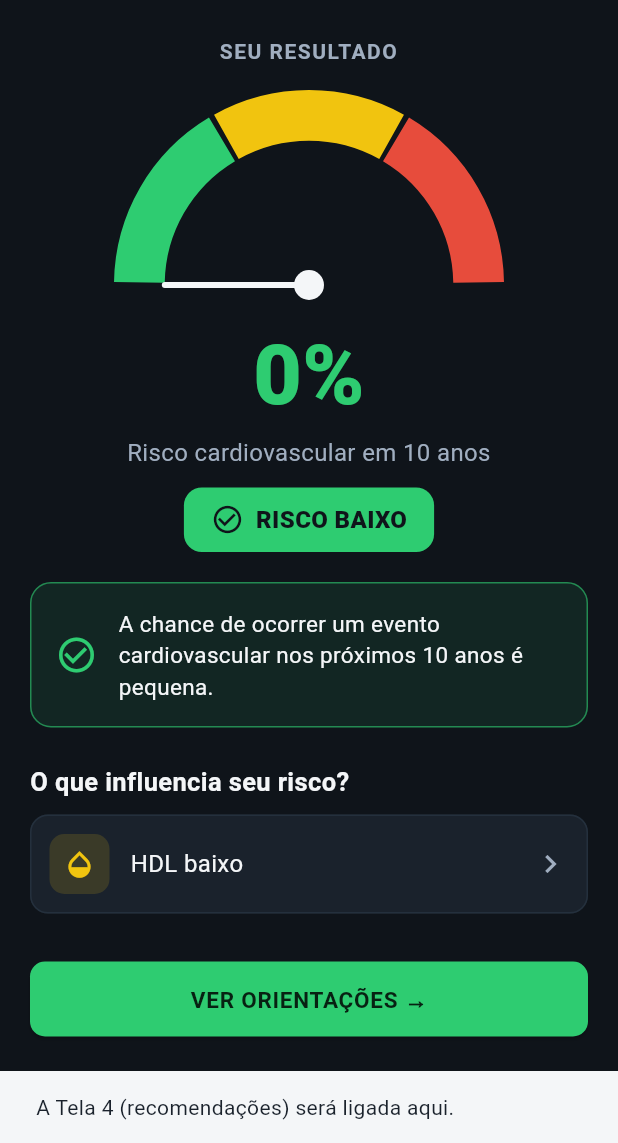
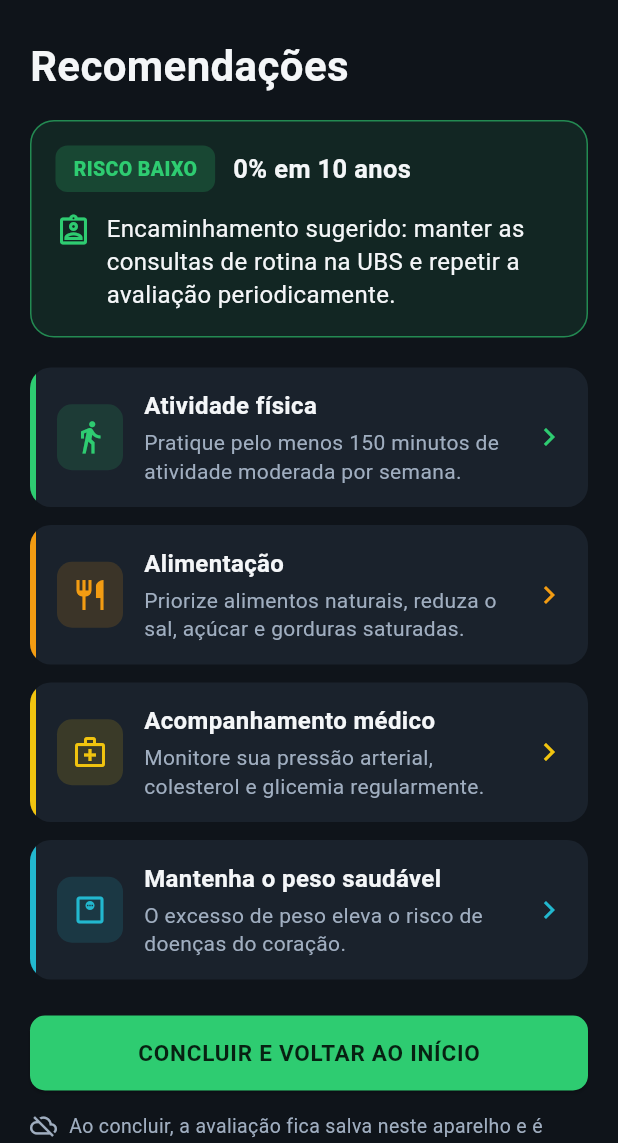
Before and after one commit to VictorUnit2901/CardioRisco, a Flutter app: the ResultadoScreen screen opened directly with empty values, after a tap on "VER ORIENTAÇÕES →", on a phone screen of 412 x 824 dp, the part 93-1236 px from its top. Run offline on Flutter 3.47's test engine with Material 3 defaults, Android fonts, the phone set to English and light mode, and no system bars; our stand-ins replace cloud_firestore, connectivity_plus, firebase_auth, firebase_core, shared_preferences; accounts and stored records are empty.

Commit message:
feat: tela 4 com recomendacoes e conclusao da avaliacao na fila local

```diff
--- /dev/null
+++ b/lib/presentation/avaliacao/recomendacoes_screen.dart
@@ -0,0 +1,378 @@
+import 'dart:async';
+
+import 'package:flutter/material.dart';
+
+import '../../core/theme/app_theme.dart';
+import '../../data/local/local_storage_service.dart';
+import '../../data/remote/sync_service.dart';
+import '../../domain/models/avaliacao_model.dart';
+import '../../domain/models/enums_avaliacao.dart';
+import '../../domain/models/recomendacao.dart';
+import '../../domain/services/gerador_recomendacoes.dart';
+import 'widgets/cabecalho_avaliacao.dart';
+import 'widgets/estilo_risco.dart';
+
+/// Tela 4 do fluxo principal: encaminhamento e recomendações
+/// personalizadas. O botão "Concluir" salva a avaliação na fila do
+/// aparelho (para ser enviada no Wi-Fi) e apaga o rascunho.
+///
+/// Ao concluir, fecha com o resultado `true`. A Tela 3 e o formulário
+/// usam isso para fechar também e voltar ao início.
+class RecomendacoesScreen extends StatefulWidget {
+  const RecomendacoesScreen({
+    super.key,
+    required this.avaliacao,
+    this.armazenamento,
+    this.enviarPendentes,
+  });
+
+  /// Avaliação já calculada (com resultado).
+  final AvaliacaoModel avaliacao;
+
+  /// Onde salvar a avaliação. Os testes passam um armazenamento próprio.
+  final LocalStorageService? armazenamento;
+
+  /// Tenta enviar a fila ao Firestore logo depois de salvar. Se for null,
+  /// usa o SyncService do João. Os testes passam uma função falsa.
+  final Future<void> Function()? enviarPendentes;
+
+  @override
+  State<RecomendacoesScreen> createState() => _RecomendacoesScreenState();
+}
+
+class _RecomendacoesScreenState extends State<RecomendacoesScreen> {
+  bool _salvando = false;
+
+  Future<void> _concluir() async {
+    setState(() => _salvando = true);
+    final armazenamento = widget.armazenamento ?? LocalStorageService();
+    // Uma avaliação nova ainda está como rascunho. Se já estava salva,
+    // é uma edição vinda do histórico: aí o rascunho (de outra
+    // avaliação em andamento) não pode ser apagado.
+    final ehNova = widget.avaliacao.statusSync == StatusSincronizacao.rascunho;
+
+    try {
+      await armazenamento.salvarAvaliacaoNaFila(widget.avaliacao);
+      if (ehNova) {
+        await armazenamento.limparRascunho();
+      }
+    } catch (_) {
+      if (!mounted) {
+        return;
+      }
+      setState(() => _salvando = false);
+      ScaffoldMessenger.of(context).showSnackBar(
+        const SnackBar(
+          content: Text('Não foi possível salvar a avaliação. Tente de novo.'),
+        ),
+      );
+      return;
+    }
+
+    // Não espera o envio: se não houver Wi-Fi, a avaliação fica na fila.
+    unawaited(_tentarEnviarAgora());
+
+    if (!mounted) {
+      return;
+    }
+    ScaffoldMessenger.of(context).showSnackBar(
+      const SnackBar(
+        content: Text(
+          'Avaliação salva neste aparelho. Será enviada quando houver Wi-Fi.',
+        ),
+      ),
+    );
+    Navigator.of(context).pop(true);
+  }
+
+  Future<void> _tentarEnviarAgora() async {
+    try {
+      final enviar = widget.enviarPendentes;
+      if (enviar != null) {
+        await enviar();
+      } else {
+        await SyncService().sincronizarPendentes();
+      }
+    } catch (_) {
+      // Sem Firebase, sem login ou sem rede: a avaliação continua na fila
+      // e o SyncService envia depois.
+    }
+  }
+
+  @override
+  Widget build(BuildContext context) {
+    final resultado = widget.avaliacao.resultado;
+    if (resultado == null) {
+      return const Scaffold(
+        body: Center(child: Text('Esta avaliação ainda não tem resultado.')),
+      );
+    }
+
+    final recomendacoes = const GeradorRecomendacoes().gerar(widget.avaliacao);
+    final encaminhamento = recomendacoes
+        .where((r) => r.tipo == TipoRecomendacao.encaminhamento)
+        .firstOrNull;
+    final estiloDeVida = recomendacoes
+        .where((r) => r.tipo == TipoRecomendacao.estiloDeVida)
+        .toList();
+
+    return Scaffold(
+      body: SafeArea(
+        child: SingleChildScrollView(
+          padding: const EdgeInsets.fromLTRB(20, 12, 20, 24),
+          child: Column(
+            crossAxisAlignment: CrossAxisAlignment.stretch,
+            children: [
+              CabecalhoAvaliacao(
+                aoVoltar: _salvando ? null : () => Navigator.of(context).pop(),
+              ),
+              const SizedBox(height: 24),
+              const Text(
+                'Recomendações',
+                style: TextStyle(
+                  color: AppTheme.textPrimary,
+                  fontSize: 28,
+                  fontWeight: FontWeight.bold,
+                ),
+              ),
+              const SizedBox(height: 16),
+              _CartaoResumo(
+                nivel: resultado.nivel,
+                percentual: resultado.percentualFormatado(),
+                encaminhamento: encaminhamento,
+              ),
+              const SizedBox(height: 20),
+              for (final recomendacao in estiloDeVida)
+                _CartaoRecomendacao(recomendacao: recomendacao),
+              const SizedBox(height: 12),
+              ElevatedButton(
+                onPressed: _salvando ? null : _concluir,
+                child: _salvando
+                    ? const SizedBox(
+                        width: 22,
+                        height: 22,
+                        child: CircularProgressIndicator(strokeWidth: 2.5),
+                      )
+                    : const Text('CONCLUIR E VOLTAR AO INÍCIO'),
+              ),
+              const SizedBox(height: 14),
+              const Row(
+                crossAxisAlignment: CrossAxisAlignment.start,
+                children: [
+                  Icon(Icons.cloud_off_outlined,
+                      color: AppTheme.textSecondary, size: 18),
+                  SizedBox(width: 8),
+                  Expanded(
+                    child: Text(
+                      'Ao concluir, a avaliação fica salva neste aparelho e é '
+                      'enviada automaticamente quando houver Wi-Fi.',
+                      style: TextStyle(
+                        color: AppTheme.textSecondary,
+                        fontSize: 13,
+                      ),
+                    ),
+                  ),
+                ],
+              ),
+            ],
+          ),
+        ),
+      ),
+    );
+  }
+}
+
+/// Cartão do topo: nível, percentual e encaminhamento sugerido.
+class _CartaoResumo extends StatelessWidget {
+  const _CartaoResumo({
+    required this.nivel,
+    required this.percentual,
+    required this.encaminhamento,
+  });
+
+  final NivelRisco nivel;
+  final String percentual;
+  final Recomendacao? encaminhamento;
+
+  @override
+  Widget build(BuildContext context) {
+    final encaminhamento = this.encaminhamento;
+    return Container(
+      padding: const EdgeInsets.all(16),
+      decoration: BoxDecoration(
+        color: nivel.cor.withValues(alpha: 0.10),
+        borderRadius: BorderRadius.circular(16),
+        border: Border.all(color: nivel.cor.withValues(alpha: 0.6)),
+      ),
+      child: Column(
+        crossAxisAlignment: CrossAxisAlignment.start,
+        children: [
+          Wrap(
+            spacing: 12,
+            runSpacing: 8,
+            crossAxisAlignment: WrapCrossAlignment.center,
+            children: [
+              Container(
+                padding: const EdgeInsets.symmetric(horizontal: 12, vertical: 6),
+                decoration: BoxDecoration(
+                  color: nivel.cor.withValues(alpha: 0.2),
+                  borderRadius: BorderRadius.circular(8),
+                ),
+                child: Text(
+                  'RISCO ${nivel.rotulo.toUpperCase()}',
+                  style: TextStyle(
+                    color: nivel.cor,
+                    fontSize: 13,
+                    fontWeight: FontWeight.w800,
+                  ),
+                ),
+              ),
+              Text(
+                '$percentual em 10 anos',
+                style: const TextStyle(
+                  fontSize: 17,
+                  fontWeight: FontWeight.bold,
+                ),
+              ),
+            ],
+          ),
+          if (encaminhamento != null) ...[
+            const SizedBox(height: 14),
+            Row(
+              crossAxisAlignment: CrossAxisAlignment.start,
+              children: [
+                Icon(
+                  encaminhamento.tema.icone,
+                  color: nivel.cor,
+                  size: 24,
+                ),
+                const SizedBox(width: 10),
+                Expanded(
+                  child: Text(
+                    '${encaminhamento.titulo}: ${encaminhamento.descricao}',
+                    style: const TextStyle(fontSize: 16, height: 1.35),
+                  ),
+                ),
+              ],
+            ),
+          ],
+        ],
+      ),
+    );
+  }
+}
+
+/// Cartão de uma recomendação de estilo de vida, com a faixa colorida
+/// à esquerda. Ao tocar, mostra a explicação completa.
+class _CartaoRecomendacao extends StatelessWidget {
+  const _CartaoRecomendacao({required this.recomendacao});
+
+  final Recomendacao recomendacao;
+
+  @override
+  Widget build(BuildContext context) {
+    final cor = recomendacao.tema.cor;
+    final borda = BorderRadius.circular(14);
+    return Padding(
+      padding: const EdgeInsets.only(bottom: 12),
+      child: Material(
+        color: AppTheme.surface,
+        borderRadius: borda,
+        clipBehavior: Clip.antiAlias,
+        child: InkWell(
+          onTap: () => _mostrarDetalhe(context),
+          child: IntrinsicHeight(
+            child: Row(
+              crossAxisAlignment: CrossAxisAlignment.stretch,
+              children: [
+                Container(width: 4, color: cor),
+                Expanded(
+                  child: Padding(
+                    padding: const EdgeInsets.all(14),
+                    child: Row(
+                      children: [
+                        Container(
+                          width: 44,
+                          height: 44,
+                          decoration: BoxDecoration(
+                            color: cor.withValues(alpha: 0.15),
+                            borderRadius: BorderRadius.circular(10),
+                          ),
+                          child: Icon(recomendacao.tema.icone, color: cor),
+                        ),
+                        const SizedBox(width: 14),
+                        Expanded(
+                          child: Column(
+                            crossAxisAlignment: CrossAxisAlignment.start,
+                            children: [
+                              Text(
+                                recomendacao.titulo,
+                                style: const TextStyle(
+                                  fontSize: 16,
+                                  fontWeight: FontWeight.bold,
+                                ),
+                              ),
+                              const SizedBox(height: 4),
+                              Text(
+                                recomendacao.descricao,
+                                style: const TextStyle(
+                                  color: AppTheme.textSecondary,
+                                  fontSize: 14,
+                                  height: 1.35,
+                                ),
+                              ),
+                            ],
+                          ),
+                        ),
+                        Icon(Icons.chevron_right, color: cor),
+                      ],
+                    ),
+                  ),
+                ),
+              ],
+            ),
+          ),
+        ),
+      ),
+    );
+  }
+
+  void _mostrarDetalhe(BuildContext context) {
+    showModalBottomSheet<void>(
+      context: context,
+      backgroundColor: AppTheme.surface,
+      showDragHandle: true,
+      builder: (context) => SafeArea(
+        child: Padding(
+          padding: const EdgeInsets.fromLTRB(20, 0, 20, 24),
+          child: Column(
+            mainAxisSize: MainAxisSize.min,
+            crossAxisAlignment: CrossAxisAlignment.start,
+            children: [
+              Row(
+                children: [
+                  Icon(recomendacao.tema.icone, color: recomendacao.tema.cor),
+                  const SizedBox(width: 10),
+                  Expanded(
+                    child: Text(
+                      recomendacao.titulo,
+                      style: const TextStyle(
+                        fontSize: 18,
+                        fontWeight: FontWeight.bold,
+                      ),
+                    ),
+                  ),
+                ],
+              ),
+              const SizedBox(height: 12),
+              Text(
+                recomendacao.detalhe,
+                style: const TextStyle(fontSize: 15, height: 1.4),
+              ),
+            ],
+          ),
+        ),
+      ),
+    );
+  }
+}
--- a/lib/presentation/avaliacao/resultado_screen.dart
+++ b/lib/presentation/avaliacao/resultado_screen.dart
@@ -6,6 +6,7 @@ import '../../domain/models/enums_avaliacao.dart';
 import '../../domain/models/fator_risco.dart';
 import '../../domain/models/resultado_risco.dart';
 import '../../domain/services/identificador_fatores.dart';
+import 'recomendacoes_screen.dart';
 import 'widgets/cabecalho_avaliacao.dart';
 import 'widgets/estilo_risco.dart';
 import 'widgets/velocimetro.dart';
@@ -117,12 +118,17 @@ class ResultadoScreen extends StatelessWidget {
     );
   }
 
-  void _verOrientacoes(BuildContext context) {
-    // PROVISÓRIO: quando a Tela 4 (recomendações) existir, este botão
-    // vai abrir a Tela 4.
-    ScaffoldMessenger.of(context).showSnackBar(
-      const SnackBar(content: Text('A Tela 4 (recomendações) será ligada aqui.')),
+  /// Abre a Tela 4. Se a avaliação for concluída lá, esta tela também
+  /// fecha, avisando o formulário com `true`.
+  Future<void> _verOrientacoes(BuildContext context) async {
+    final concluiu = await Navigator.of(context).push<bool>(
+      MaterialPageRoute(
+        builder: (_) => RecomendacoesScreen(avaliacao: avaliacao),
+      ),
     );
+    if (concluiu == true && context.mounted) {
+      Navigator.of(context).pop(true);
+    }
   }
 
   /// Explica de onde vem o número, para o profissional poder
--- a/lib/presentation/avaliacao/widgets/estilo_risco.dart
+++ b/lib/presentation/avaliacao/widgets/estilo_risco.dart
@@ -3,9 +3,12 @@ import 'package:flutter/material.dart';
 import '../../../core/theme/app_theme.dart';
 import '../../../domain/models/enums_avaliacao.dart';
 import '../../../domain/models/fator_risco.dart';
+import '../../../domain/models/recomendacao.dart';
 
-/// Laranja usado nos ícones de alguns fatores de risco.
+/// Cores extras usadas nos ícones dos fatores e das recomendações.
 const Color _laranja = Color(0xFFF39C12);
+const Color _roxo = Color(0xFFA78BFA);
+const Color _azul = Color(0xFF22B8CF);
 
 /// Cor, ícone e texto de cada nível de risco nas Telas 3 e 4.
 /// Fica na camada de apresentação porque é só aparência: o domínio
@@ -55,3 +58,26 @@ extension FatorRiscoVisual on FatorRisco {
         FatorRisco.idade => AppTheme.warningYellow,
       };
 }
+
+/// Ícone e cor de cada recomendação na Tela 4.
+extension TemaRecomendacaoVisual on TemaRecomendacao {
+  IconData get icone => switch (this) {
+        TemaRecomendacao.encaminhamento => Icons.assignment_ind_outlined,
+        TemaRecomendacao.tabagismo => Icons.smoke_free,
+        TemaRecomendacao.atividadeFisica => Icons.directions_walk,
+        TemaRecomendacao.alimentacao => Icons.restaurant_outlined,
+        TemaRecomendacao.diabetes => Icons.bloodtype_outlined,
+        TemaRecomendacao.acompanhamento => Icons.medical_services_outlined,
+        TemaRecomendacao.peso => Icons.monitor_weight_outlined,
+      };
+
+  Color get cor => switch (this) {
+        TemaRecomendacao.encaminhamento => AppTheme.warningYellow,
+        TemaRecomendacao.tabagismo => AppTheme.dangerRed,
+        TemaRecomendacao.atividadeFisica => AppTheme.primaryGreen,
+        TemaRecomendacao.alimentacao => _laranja,
+        TemaRecomendacao.diabetes => _roxo,
+        TemaRecomendacao.acompanhamento => AppTheme.warningYellow,
+        TemaRecomendacao.peso => _azul,
+      };
+}
```
Also changed, not shown: lib/presentation/avaliacao/formulario_avaliacao_controller.dart (+28 -9 lines), lib/presentation/avaliacao/formulario_avaliacao_screen.dart (+24 -3 lines).
